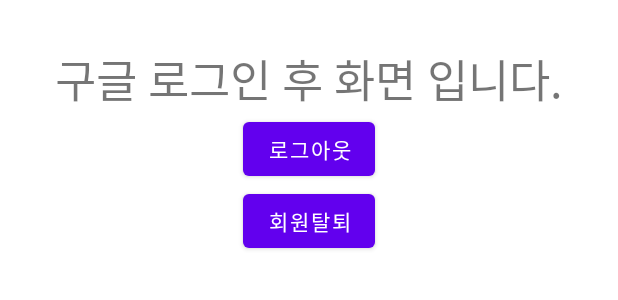
After one commit to SorryJeon/Real-Project, an Android app: the layout activity_after.xml on its own in the app's theme, with its tools: preview values and no code run, on a phone screen of 412 x 824 dp. The commit adds this screen. Shown: the top 300 px of the screen. Run offline under Robolectric (Android 15) with nearby library versions, the phone set to English and light mode, and no system bars.

Commit message:
수정함 (구글 로그인 가능)

```diff
--- /dev/null
+++ b/FakeCarrotMarket/app/src/main/res/layout/activity_after.xml
@@ -0,0 +1,33 @@
+<?xml version="1.0" encoding="utf-8"?>
+<LinearLayout xmlns:android="http://schemas.android.com/apk/res/android"
+    xmlns:tools="http://schemas.android.com/tools"
+    android:orientation="vertical"
+    android:layout_width="match_parent"
+    android:layout_height="match_parent"
+    tools:context=".AfterActivity">
+
+    <TextView
+        android:id="@+id/tv_after"
+        android:layout_width="wrap_content"
+        android:layout_height="wrap_content"
+        android:layout_gravity="center_horizontal"
+        android:layout_marginTop="30dp"
+        android:text="구글 로그인 후 화면 입니다."
+        android:textSize="30dp" />
+
+    <Button
+        android:id="@+id/btn_logout"
+        android:layout_width="wrap_content"
+        android:layout_height="wrap_content"
+        android:layout_gravity="center_horizontal"
+        android:text="로그아웃" />
+
+    <Button
+        android:id="@+id/btn_revoke"
+        android:layout_width="wrap_content"
+        android:layout_height="wrap_content"
+        android:layout_gravity="center_horizontal"
+        android:text="회원탈퇴" />
+
+
+</LinearLayout>
```
Also changed, not shown: FakeCarrotMarket/app/build.gradle (+19 -0 lines), FakeCarrotMarket/app/src/main/AndroidManifest.xml (+5 -3 lines), FakeCarrotMarket/app/src/main/java/com/example/app/fakecarrotmarket/AfterActivity.kt (added, +44 -0 lines), FakeCarrotMarket/app/src/main/java/com/example/app/fakecarrotmarket/MainActivity.kt (+90 -131 lines), FakeCarrotMarket/app/src/main/res/layout/activity_main.xml (+22 -7 lines).
